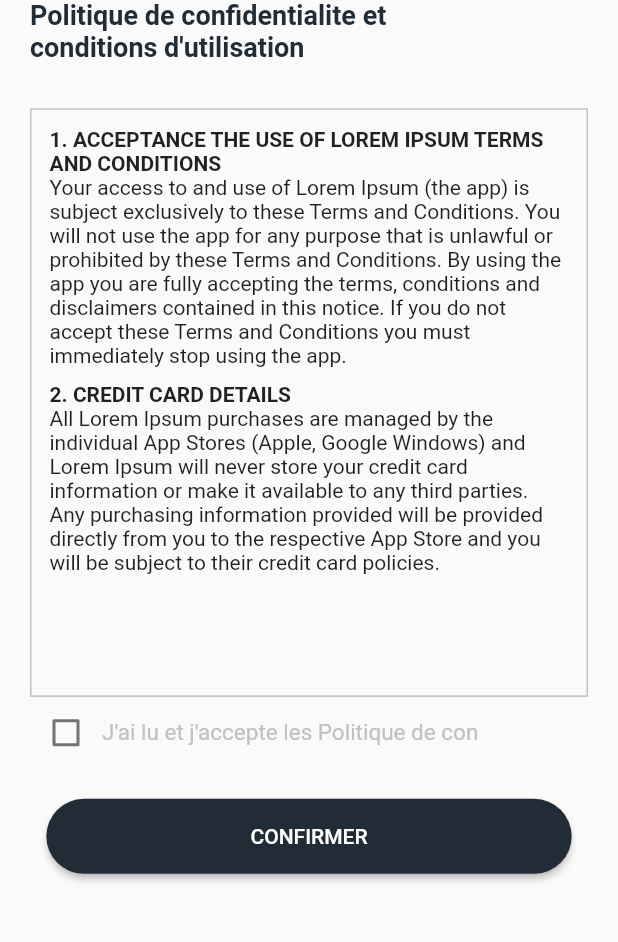
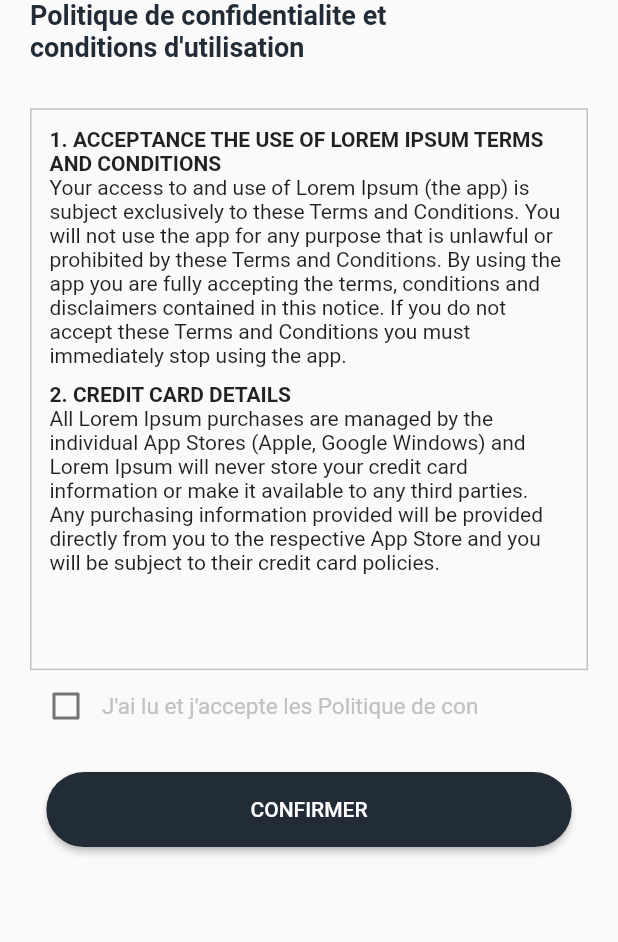
Before and after one commit to sudarshansingh046/banyoulti, a Flutter app: the PrivacyScreen screen opened directly, on a phone screen of 412 x 824 dp, the part 263-1205 px from its top. Run offline on Flutter 3.47's test engine with Material 2 defaults, Android fonts, the light colour scheme and no system bars; our stand-ins replace get, hooks_riverpod; missing offline and left inert: flutter_onboard; statements that could not run were skipped.

Commit message:
git hub is done

```diff
--- a/lib/auth/privacy_screen.dart
+++ b/lib/auth/privacy_screen.dart
@@ -50,7 +50,7 @@ class _PrivacyScreenState extends State<PrivacyScreen> {
                 height: MediaQuery.of(context).size.height / 27,
               ),
               Container(
-                height: MediaQuery.of(context).size.height / 2.1,
+                height: MediaQuery.of(context).size.height / 2.2,
                 decoration: BoxDecoration(
                   border: Border.all(color: kgrey),
                 ),
```
